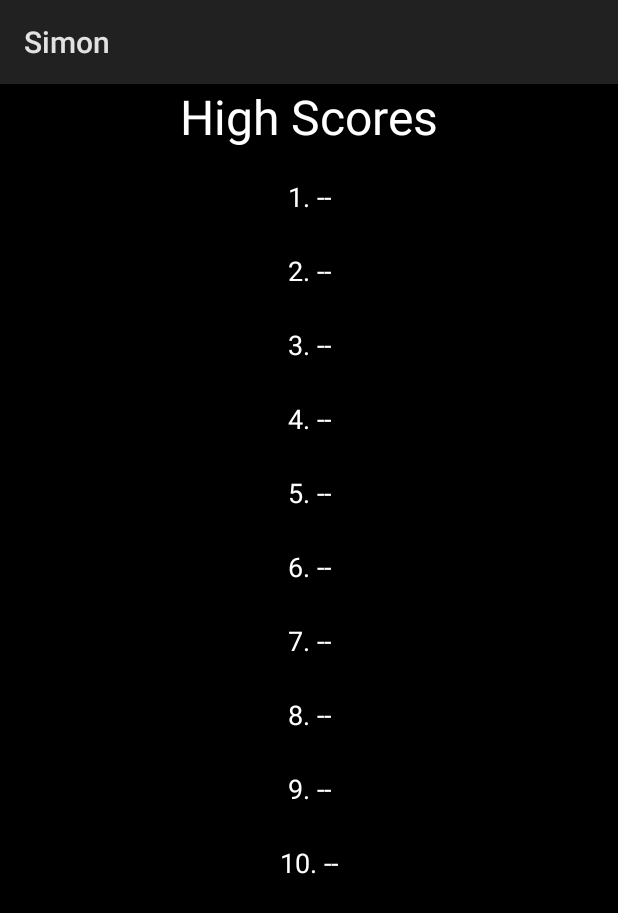
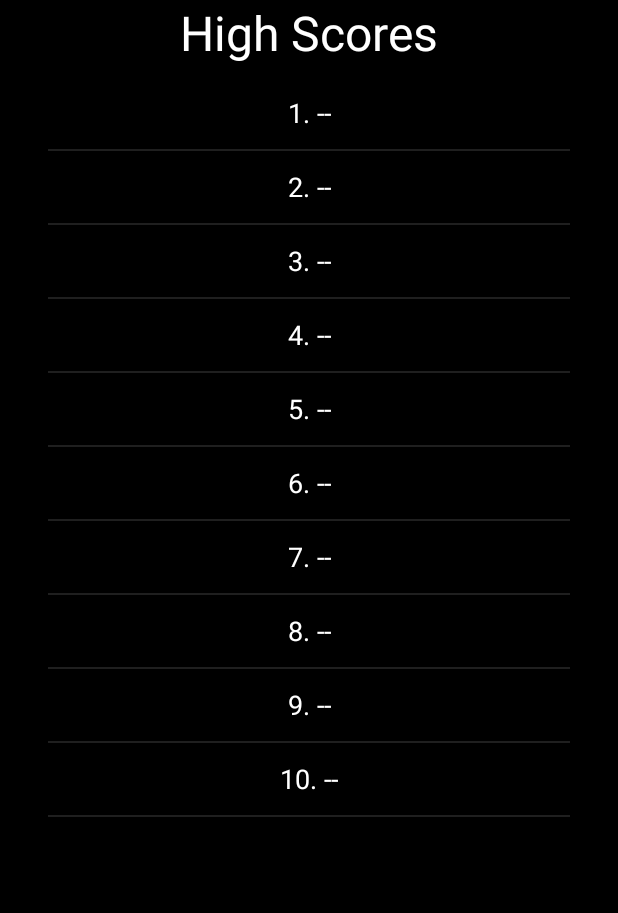
Before and after one commit to hommg/Simon, an Android app: the screen it shows after launch (HighScoresActivity), after a tap on "VIEW HIGH SCORES", on a phone screen of 412 x 824 dp. Shown: the top 913 px of the screen. Run offline under Robolectric (Android 15) with nearby library versions, the phone set to English and light mode, and no system bars.

Commit message:
Action Bar Removed

```diff
--- a/Simon/app/src/main/res/layout/activity_start.xml
+++ b/Simon/app/src/main/res/layout/activity_start.xml
@@ -2,9 +2,9 @@
 <android.support.constraint.ConstraintLayout xmlns:android="http://schemas.android.com/apk/res/android"
     xmlns:app="http://schemas.android.com/apk/res-auto"
     xmlns:tools="http://schemas.android.com/tools"
-    android:background="@color/black"
     android:layout_width="match_parent"
     android:layout_height="match_parent"
+    android:background="@color/black"
     tools:context="com.umsl.gregoryhommert.simon.StartActivity">
 
     <TextView
@@ -33,9 +33,9 @@
 
     <Spinner
         android:id="@+id/difficultyChoices"
-        android:backgroundTint="@color/white"
         android:layout_width="wrap_content"
         android:layout_height="wrap_content"
+        android:backgroundTint="@color/white"
         app:layout_constraintBottom_toTopOf="@+id/startButton"
         app:layout_constraintEnd_toEndOf="parent"
         app:layout_constraintStart_toStartOf="parent"
--- a/Simon/app/src/main/res/layout/simple_list_simon.xml
+++ b/Simon/app/src/main/res/layout/simple_list_simon.xml
@@ -9,11 +9,3 @@
     android:minHeight="?android:attr/listPreferredItemHeightSmall"
     android:textColor="@color/white"
     android:textAlignment="center"/>
-
-<!--
-    android:textAppearance="?android:attr/textAppearanceListItemSmall"
-    android:gravity="center_vertical"
-    android:paddingStart="?android:attr/listPreferredItemPaddingStart"
-    android:paddingEnd="?android:attr/listPreferredItemPaddingEnd"
-    android:minHeight="?android:attr/listPreferredItemHeightSmall"
--->
--- a/Simon/app/src/main/res/values/styles.xml
+++ b/Simon/app/src/main/res/values/styles.xml
@@ -1,7 +1,7 @@
 <resources>
 
     <!-- Base application theme. -->
-    <style name="AppTheme" parent="android:Theme.Material.Light.DarkActionBar">
+    <style name="AppTheme" parent="android:Theme.Material.NoActionBar">
         <!-- Customize your theme here. -->
     </style>
 
```
